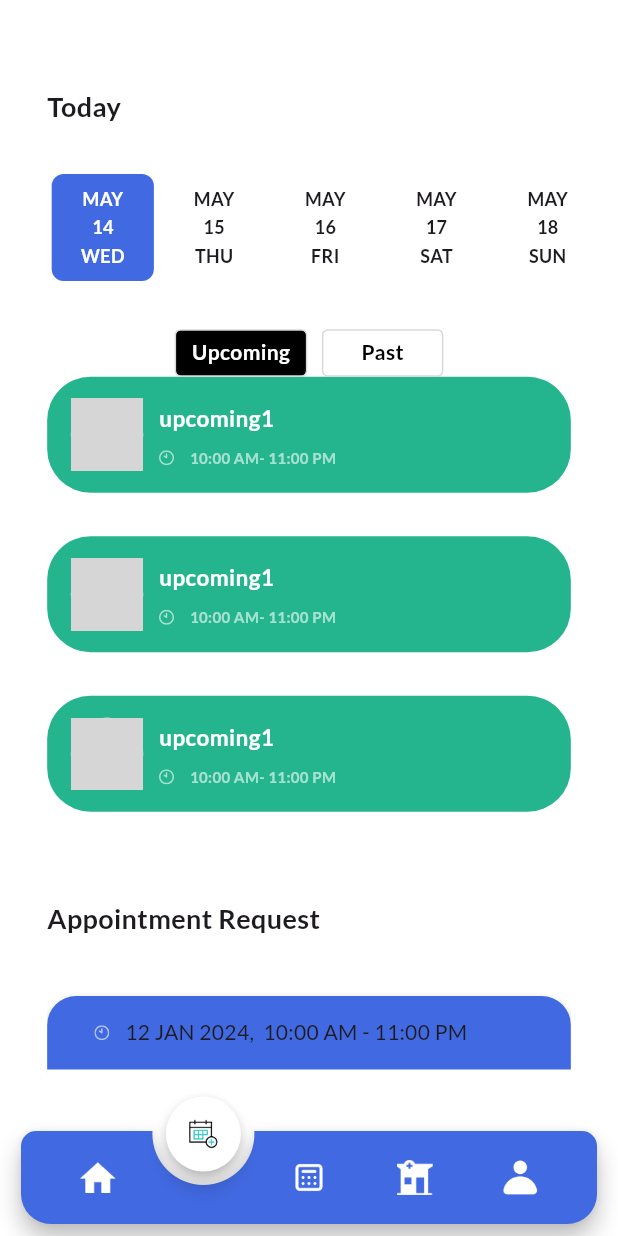
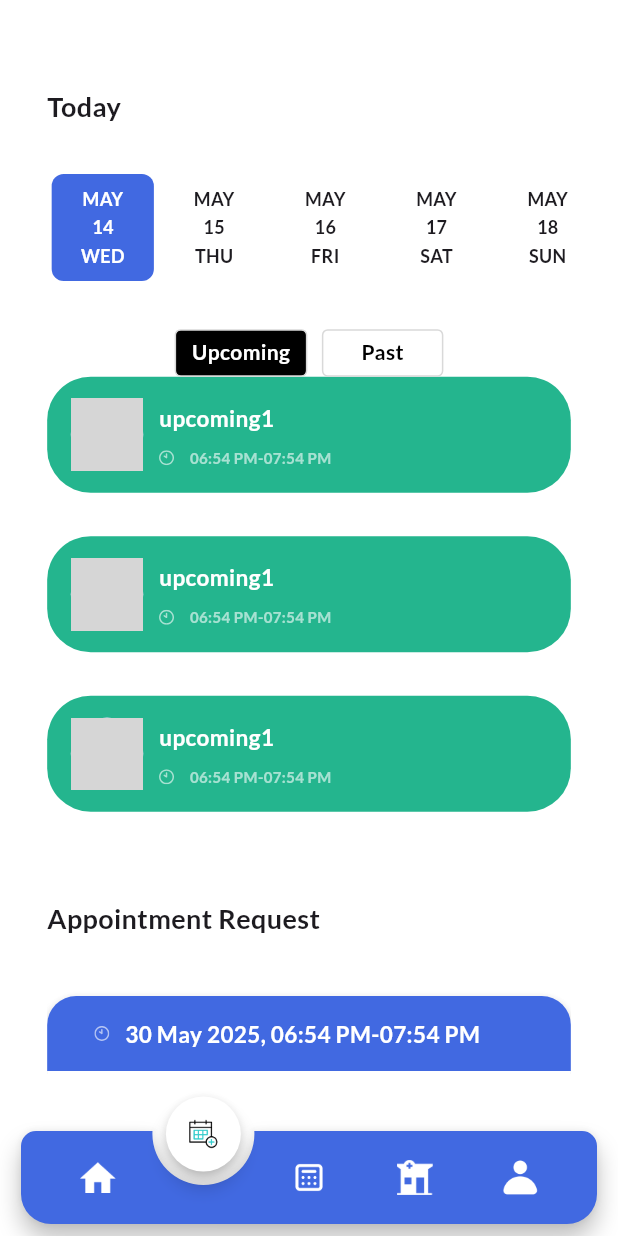
Before and after one commit to Graduation-Project-FETU-2024-2025/doctor-app, a Flutter app: the MainView screen opened directly, item 2 of the bottom bar chosen, on a phone screen of 412 x 824 dp. Run offline on Flutter 3.47's test engine with Material 3 defaults, Android fonts, the phone set to English and light mode, and no system bars; drawn by our look-alikes of animated_notch_bottom_bar, date_picker_timeline; our stand-ins replace bloc, cached_network_image, dartz, dio, fl_chart, flutter_bloc and 13 more; missing offline and left inert: jwt_decode; accounts and stored records are empty; generated files the repository leaves out were written again; network calls fail; project files that could hold a hidden picture were left out; grey boxes are pictures that could not be loaded.

Commit message:
- refactor patient appointment model according to API response. - add intel package for handling dateTime formate. - refactor UI according to date from API

```diff
--- a/lib/features/appointment/data/models/patient_appointment_model.dart
+++ b/lib/features/appointment/data/models/patient_appointment_model.dart
@@ -1,17 +1,35 @@
+
+
 class PatientAppointmentModel {
   final String patientImageUrl;
   final String patientName;
-  final String patientComment;
-  final String startTime;
-  final String endTime;
-  final String date;
+  final String appointmentId;
+  final String? patientComment;
+  final String status;
+  final DateTime time;
+  final String patientId;
+  final num price;
 
-  PatientAppointmentModel({
-    required this.patientImageUrl,
-    required this.patientName,
-    required this.patientComment,
-    required this.startTime,
-    required this.endTime,
-    required this.date,
-  });
+  PatientAppointmentModel(
+      {required this.patientImageUrl,
+      required this.patientName,
+      required this.appointmentId,
+      required this.patientComment,
+      required this.status,
+      required this.time,
+      required this.patientId,
+      required this.price});
+
+  factory PatientAppointmentModel.fromJson(Map<String, dynamic> json) {
+    return PatientAppointmentModel(
+      patientImageUrl: json['userImage'],
+      patientName: json['userName'],
+      appointmentId: json['id'],
+      patientComment: 'bla bla',
+      status: json['status'],
+      time: DateTime.parse(json['date']),
+      patientId: json['id'],
+      price: json['price'],
+    );
+  }
 }
--- a/lib/features/appointment/presentation/view/widgets/appointment_request_card.dart
+++ b/lib/features/appointment/presentation/view/widgets/appointment_request_card.dart
@@ -11,6 +11,7 @@ import 'package:flutter/material.dart';
 import 'package:flutter_svg/svg.dart';
 import 'package:gap/gap.dart';
 import 'package:flutter_screenutil/flutter_screenutil.dart';
+import 'package:intl/intl.dart';
 
 class AppointmentRequestCard extends StatelessWidget {
   const AppointmentRequestCard({
@@ -51,7 +52,18 @@ class AppointmentRequestCard extends StatelessWidget {
                   SvgPicture.asset(AppIcons.iconAppointmentClock),
                   Gap(10.w),
                   Text(
-                    '${patientAppointmentModel.date},  ${patientAppointmentModel.startTime} - ${patientAppointmentModel.endTime}',
+                    '${DateFormat('d MMMM yyyy').format(patientAppointmentModel.time)}, ${DateFormat('hh:mm a').format(patientAppointmentModel.time)}-${DateFormat('hh:mm a').format(
+                      patientAppointmentModel.time.add(
+                        Duration(
+                          hours: 1,
+                        ),
+                      ),
+                    )}',
+                    style: AppStyles.semiBold15(context).copyWith(
+                      color: Theme.of(context).brightness == Brightness.light
+                          ? AppColors.white
+                          : AppColors.black,
+                    ),
                   ),
                 ],
               ),
--- a/lib/features/appointment/presentation/view/widgets/patient_date_container.dart
+++ b/lib/features/appointment/presentation/view/widgets/patient_date_container.dart
@@ -7,6 +7,7 @@ import 'package:flutter/material.dart';
 import 'package:flutter_svg/svg.dart';
 import 'package:gap/gap.dart';
 import 'package:flutter_screenutil/flutter_screenutil.dart';
+import 'package:intl/intl.dart';
 
 class PatientDateContainer extends StatelessWidget {
   const PatientDateContainer({
@@ -48,13 +49,19 @@ class PatientDateContainer extends StatelessWidget {
                   SvgPicture.asset(AppIcons.iconAppointmentClock),
                   Gap(10.w),
                   Text(
-                    '${patientAppointmentModel.startTime}- ${patientAppointmentModel.endTime}',
+                    '${DateFormat('hh:mm a').format(patientAppointmentModel.time)}-${DateFormat('hh:mm a').format(
+                      patientAppointmentModel.time.add(
+                        Duration(
+                          hours: 1,
+                        ),
+                      ),
+                    )}',
                     style: AppStyles.semiBold10(context).copyWith(
                       color: AppColors.white.withOpacity(.6),
                     ),
                   ),
                 ],
-              )
+              ),
             ],
           )
         ],
--- a/lib/features/appointment/presentation/view_model/appointment_cubit/appointment_cubit.dart
+++ b/lib/features/appointment/presentation/view_model/appointment_cubit/appointment_cubit.dart
@@ -10,27 +10,31 @@ class AppointmentCubit extends Cubit<AppointmentState> {
   List<PatientAppointmentModel> upcomingAppointment = List.generate(
     3,
     (index) => PatientAppointmentModel(
-      date: '12 JAN 2024',
+      time: DateTime.parse("2025-05-30T18:54:00"),
+      appointmentId: "b5b900fa-1c3b-4168-f292-08dd4d3390ad",
       patientImageUrl:
           'https://th.bing.com/th/id/R.69b6c7c1419fedc585d4aac2958c5ae4?rik=Ti4lNMU9Co54jg&pid=ImgRaw&r=0',
       patientComment:
           "hfdlnkfksdklfhdkfndlkfdilfhdkfndsfkl\n;ofjdofjisdfhisdhfidhfidsnfksdhfsduif\ndjioshdjkljsfhds",
       patientName: 'upcoming1',
-      startTime: '10:00 AM',
-      endTime: '11:00 PM',
+      status: 'Pending',
+      patientId: "da5c5263-ea86-4b57-886b-08dd8b41f1e9",
+      price: 510,
     ),
   );
   List<PatientAppointmentModel> pastAppointment = List.generate(
     3,
     (index) => PatientAppointmentModel(
-      date: '12 JAN 2024',
+      time: DateTime.parse("2025-05-30T18:54:00"),
+      appointmentId: "b5b900fa-1c3b-4168-f292-08dd4d3390ad",
       patientImageUrl:
           'https://th.bing.com/th/id/R.69b6c7c1419fedc585d4aac2958c5ae4?rik=Ti4lNMU9Co54jg&pid=ImgRaw&r=0',
       patientComment:
           "hfdlnkfksdklfhdkfndlkfdilfhdkfndsfkl\n;ofjdofjisdfhisdhfidhfidsnfksdhfsduif\ndjioshdjkljsfhds",
-      patientName: 'past1',
-      startTime: '12:00 AM',
-      endTime: '5:00 PM',
+      patientName: 'upcoming1',
+      status: 'Pending',
+      patientId: "da5c5263-ea86-4b57-886b-08dd8b41f1e9",
+      price: 510,
     ),
   );
 
--- a/lib/features/appointment_details/presentation/view/appointment_details.dart
+++ b/lib/features/appointment_details/presentation/view/appointment_details.dart
@@ -18,9 +18,7 @@ class AppointmentDetails extends StatelessWidget {
       body: ListView(
         children: [
           AppointmentDetailsHeader(
-            date: patientAppointmentModel.date,
-            startTime: patientAppointmentModel.startTime,
-            endTime: patientAppointmentModel.endTime,
+            date: patientAppointmentModel.time,
           ),
           Gap(60.h),
           Padding(
--- a/pubspec.yaml
+++ b/pubspec.yaml
@@ -59,7 +59,6 @@ dependencies:
   shimmer: ^3.0.0
   skeletonizer: ^1.4.3
   sliver_tools: ^0.2.12
-
 
 dependency_overrides:
   geolocator_android: 4.6.1
```
Also changed, not shown: lib/features/appointment_details/presentation/view/widgets/appointment_details_header.dart (+7 -6 lines).
